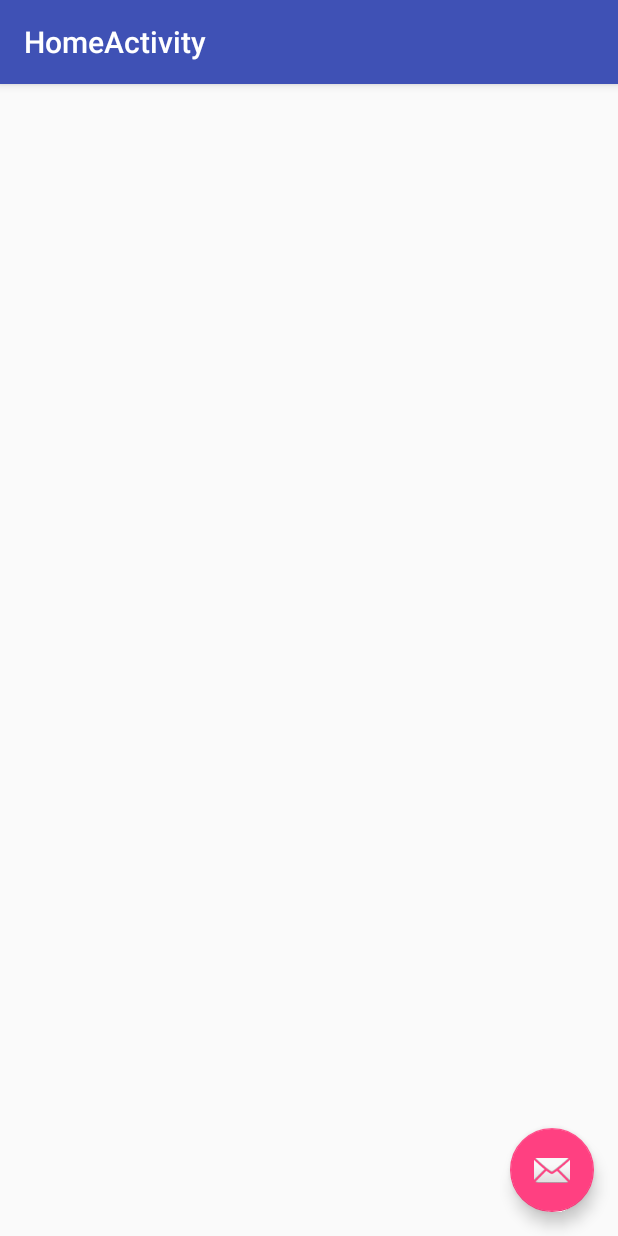
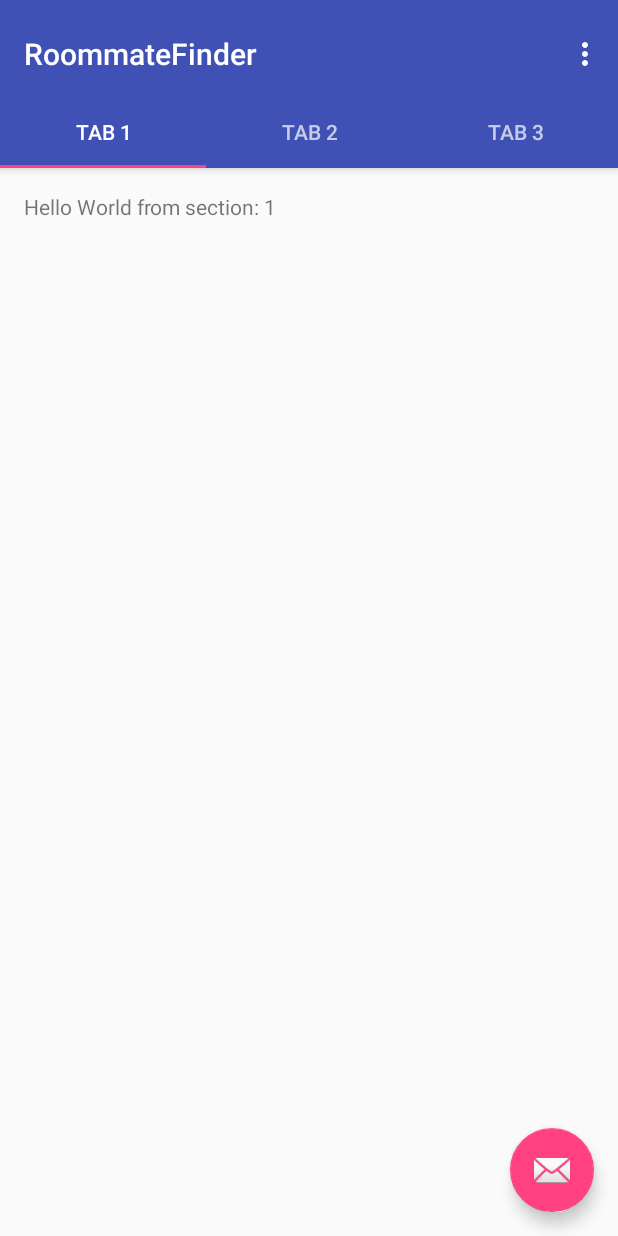
Before and after one commit to gordon-cs/cps350-Monix-Nguyen-Mcsorley, an Android app: the HomeActivity screen opened directly, with no data from a screen before it, on a phone screen of 412 x 824 dp. Run offline under Robolectric (Android 15) with nearby library versions, the phone set to English and light mode, and no system bars.

Commit message:
switched home activity to tab style

```diff
--- a/app/src/main/java/com/example/roommatefinder/HomeActivity.java
+++ b/app/src/main/java/com/example/roommatefinder/HomeActivity.java
@@ -1,20 +1,60 @@
 package com.example.roommatefinder;
 
-import android.os.Bundle;
+import android.support.design.widget.TabLayout;
 import android.support.design.widget.FloatingActionButton;
 import android.support.design.widget.Snackbar;
 import android.support.v7.app.AppCompatActivity;
 import android.support.v7.widget.Toolbar;
+
+import android.support.v4.app.Fragment;
+import android.support.v4.app.FragmentManager;
+import android.support.v4.app.FragmentPagerAdapter;
+import android.support.v4.view.ViewPager;
+import android.os.Bundle;
+import android.view.LayoutInflater;
+import android.view.Menu;
+import android.view.MenuItem;
 import android.view.View;
+import android.view.ViewGroup;
+
+import android.widget.TextView;
 
 public class HomeActivity extends AppCompatActivity {
+
+    /**
+     * The {@link android.support.v4.view.PagerAdapter} that will provide
+     * fragments for each of the sections. We use a
+     * {@link FragmentPagerAdapter} derivative, which will keep every
+     * loaded fragment in memory. If this becomes too memory intensive, it
+     * may be best to switch to a
+     * {@link android.support.v4.app.FragmentStatePagerAdapter}.
+     */
+    private SectionsPagerAdapter mSectionsPagerAdapter;
+
+    /**
+     * The {@link ViewPager} that will host the section contents.
+     */
+    private ViewPager mViewPager;
 
     @Override
     protected void onCreate(Bundle savedInstanceState) {
         super.onCreate(savedInstanceState);
-        setContentView(R.layout.activity_home);
+        setContentView(R.layout.activity_home2);
+
         Toolbar toolbar = (Toolbar) findViewById(R.id.toolbar);
         setSupportActionBar(toolbar);
+        // Create the adapter that will return a fragment for each of the three
+        // primary sections of the activity.
+        mSectionsPagerAdapter = new SectionsPagerAdapter(getSupportFragmentManager());
+
+        // Set up the ViewPager with the sections adapter.
+        mViewPager = (ViewPager) findViewById(R.id.container);
+        mViewPager.setAdapter(mSectionsPagerAdapter);
+
+        TabLayout tabLayout = (TabLayout) findViewById(R.id.tabs);
+
+        mViewPager.addOnPageChangeListener(new TabLayout.TabLayoutOnPageChangeListener(tabLayout));
+        tabLayout.addOnTabSelectedListener(new TabLayout.ViewPagerOnTabSelectedListener(mViewPager));
 
         FloatingActionButton fab = (FloatingActionButton) findViewById(R.id.fab);
         fab.setOnClickListener(new View.OnClickListener() {
@@ -24,6 +64,88 @@ public class HomeActivity extends AppCompatActivity {
                         .setAction("Action", null).show();
             }
         });
+
     }
 
+
+    @Override
+    public boolean onCreateOptionsMenu(Menu menu) {
+        // Inflate the menu; this adds items to the action bar if it is present.
+        getMenuInflater().inflate(R.menu.menu_home, menu);
+        return true;
+    }
+
+    @Override
+    public boolean onOptionsItemSelected(MenuItem item) {
+        // Handle action bar item clicks here. The action bar will
+        // automatically handle clicks on the Home/Up button, so long
+        // as you specify a parent activity in AndroidManifest.xml.
+        int id = item.getItemId();
+
+        //noinspection SimplifiableIfStatement
+        if (id == R.id.action_settings) {
+            return true;
+        }
+
+        return super.onOptionsItemSelected(item);
+    }
+
+    /**
+     * A placeholder fragment containing a simple view.
+     */
+    public static class PlaceholderFragment extends Fragment {
+        /**
+         * The fragment argument representing the section number for this
+         * fragment.
+         */
+        private static final String ARG_SECTION_NUMBER = "section_number";
+
+        public PlaceholderFragment() {
+        }
+
+        /**
+         * Returns a new instance of this fragment for the given section
+         * number.
+         */
+        public static PlaceholderFragment newInstance(int sectionNumber) {
+            PlaceholderFragment fragment = new PlaceholderFragment();
+            Bundle args = new Bundle();
+            args.putInt(ARG_SECTION_NUMBER, sectionNumber);
+            fragment.setArguments(args);
+            return fragment;
+        }
+
+        @Override
+        public View onCreateView(LayoutInflater inflater, ViewGroup container,
+                                 Bundle savedInstanceState) {
+            View rootView = inflater.inflate(R.layout.fragment_home, container, false);
+            TextView textView = (TextView) rootView.findViewById(R.id.section_label);
+            textView.setText(getString(R.string.section_format, getArguments().getInt(ARG_SECTION_NUMBER)));
+            return rootView;
+        }
+    }
+
+    /**
+     * A {@link FragmentPagerAdapter} that returns a fragment corresponding to
+     * one of the sections/tabs/pages.
+     */
+    public class SectionsPagerAdapter extends FragmentPagerAdapter {
+
+        public SectionsPagerAdapter(FragmentManager fm) {
+            super(fm);
+        }
+
+        @Override
+        public Fragment getItem(int position) {
+            // getItem is called to instantiate the fragment for the given page.
+            // Return a PlaceholderFragment (defined as a static inner class below).
+            return PlaceholderFragment.newInstance(position + 1);
+        }
+
+        @Override
+        public int getCount() {
+            // Show 3 total pages.
+            return 3;
+        }
+    }
 }
--- /dev/null
+++ b/app/src/main/res/layout/activity_home2.xml
@@ -0,0 +1,70 @@
+<?xml version="1.0" encoding="utf-8"?>
+<android.support.design.widget.CoordinatorLayout xmlns:android="http://schemas.android.com/apk/res/android"
+    xmlns:app="http://schemas.android.com/apk/res-auto"
+    xmlns:tools="http://schemas.android.com/tools"
+    android:id="@+id/main_content"
+    android:layout_width="match_parent"
+    android:layout_height="match_parent"
+    android:fitsSystemWindows="true"
+    tools:context=".HomeActivity">
+
+    <android.support.design.widget.AppBarLayout
+        android:id="@+id/appbar"
+        android:layout_width="match_parent"
+        android:layout_height="wrap_content"
+        android:paddingTop="@dimen/appbar_padding_top"
+        android:theme="@style/AppTheme.AppBarOverlay">
+
+        <android.support.v7.widget.Toolbar
+            android:id="@+id/toolbar"
+            android:layout_width="match_parent"
+            android:layout_height="?attr/actionBarSize"
+            android:layout_weight="1"
+            android:background="?attr/colorPrimary"
+            app:layout_scrollFlags="scroll|enterAlways"
+            app:popupTheme="@style/AppTheme.PopupOverlay"
+            app:title="@string/app_name">
+
+        </android.support.v7.widget.Toolbar>
+
+        <android.support.design.widget.TabLayout
+            android:id="@+id/tabs"
+            android:layout_width="match_parent"
+            android:layout_height="wrap_content">
+
+            <android.support.design.widget.TabItem
+                android:id="@+id/tabItem"
+                android:layout_width="wrap_content"
+                android:layout_height="wrap_content"
+                android:text="@string/tab_text_1" />
+
+            <android.support.design.widget.TabItem
+                android:id="@+id/tabItem2"
+                android:layout_width="wrap_content"
+                android:layout_height="wrap_content"
+                android:text="@string/tab_text_2" />
+
+            <android.support.design.widget.TabItem
+                android:id="@+id/tabItem3"
+                android:layout_width="wrap_content"
+                android:layout_height="wrap_content"
+                android:text="@string/tab_text_3" />
+
+        </android.support.design.widget.TabLayout>
+    </android.support.design.widget.AppBarLayout>
+
+    <android.support.v4.view.ViewPager
+        android:id="@+id/container"
+        android:layout_width="match_parent"
+        android:layout_height="match_parent"
+        app:layout_behavior="@string/appbar_scrolling_view_behavior" />
+
+    <android.support.design.widget.FloatingActionButton
+        android:id="@+id/fab"
+        android:layout_width="wrap_content"
+        android:layout_height="wrap_content"
+        android:layout_gravity="end|bottom"
+        android:layout_margin="@dimen/fab_margin"
+        app:srcCompat="@android:drawable/ic_dialog_email" />
+
+</android.support.design.widget.CoordinatorLayout>
--- /dev/null
+++ b/app/src/main/res/layout/fragment_home.xml
@@ -0,0 +1,23 @@
+<?xml version="1.0" encoding="utf-8"?>
+<android.support.constraint.ConstraintLayout xmlns:android="http://schemas.android.com/apk/res/android"
+    xmlns:app="http://schemas.android.com/apk/res-auto"
+    xmlns:tools="http://schemas.android.com/tools"
+    android:id="@+id/constraintLayout"
+    android:layout_width="match_parent"
+    android:layout_height="match_parent"
+    tools:context=".HomeActivity$PlaceholderFragment">
+
+    <TextView
+        android:id="@+id/section_label"
+        android:layout_width="wrap_content"
+        android:layout_height="wrap_content"
+        android:layout_marginBottom="@dimen/activity_vertical_margin"
+        android:layout_marginEnd="@dimen/activity_horizontal_margin"
+        android:layout_marginStart="@dimen/activity_horizontal_margin"
+        android:layout_marginTop="@dimen/activity_vertical_margin"
+        app:layout_constraintLeft_toLeftOf="parent"
+        app:layout_constraintTop_toTopOf="@+id/constraintLayout"
+        tools:layout_constraintLeft_creator="1"
+        tools:layout_constraintTop_creator="1" />
+
+</android.support.constraint.ConstraintLayout>
--- /dev/null
+++ b/app/src/main/res/menu/menu_home.xml
@@ -0,0 +1,10 @@
+<menu xmlns:android="http://schemas.android.com/apk/res/android"
+    xmlns:app="http://schemas.android.com/apk/res-auto"
+    xmlns:tools="http://schemas.android.com/tools"
+    tools:context="com.example.roommatefinder.HomeActivity">
+    <item
+        android:id="@+id/action_settings"
+        android:orderInCategory="100"
+        android:title="@string/action_settings"
+        app:showAsAction="never" />
+</menu>
--- /dev/null
+++ b/app/src/main/res/values-w820dp/dimens.xml
@@ -0,0 +1,6 @@
+<resources>
+    <!-- Example customization of dimensions originally defined in res/values/dimens.xml
+         (such as screen margins) for screens with more than 820dp of available width. This
+         would include 7" and 10" devices in landscape (~960dp and ~1280dp respectively). -->
+    <dimen name="activity_horizontal_margin">64dp</dimen>
+</resources>
--- a/app/src/main/res/values/dimens.xml
+++ b/app/src/main/res/values/dimens.xml
@@ -1,3 +1,7 @@
 <resources>
     <dimen name="fab_margin">16dp</dimen>
+    <!-- Default screen margins, per the Android Design guidelines. -->
+    <dimen name="activity_horizontal_margin">16dp</dimen>
+    <dimen name="activity_vertical_margin">16dp</dimen>
+    <dimen name="appbar_padding_top">8dp</dimen>
 </resources>
--- a/app/src/main/res/values/strings.xml
+++ b/app/src/main/res/values/strings.xml
@@ -1,4 +1,9 @@
 <resources>
     <string name="app_name">RoommateFinder</string>
     <string name="title_activity_home">HomeActivity</string>
+    <string name="tab_text_1">Tab 1</string>
+    <string name="tab_text_2">Tab 2</string>
+    <string name="tab_text_3">Tab 3</string>
+    <string name="action_settings">Settings</string>
+    <string name="section_format">Hello World from section: %1$d</string>
 </resources>
```
